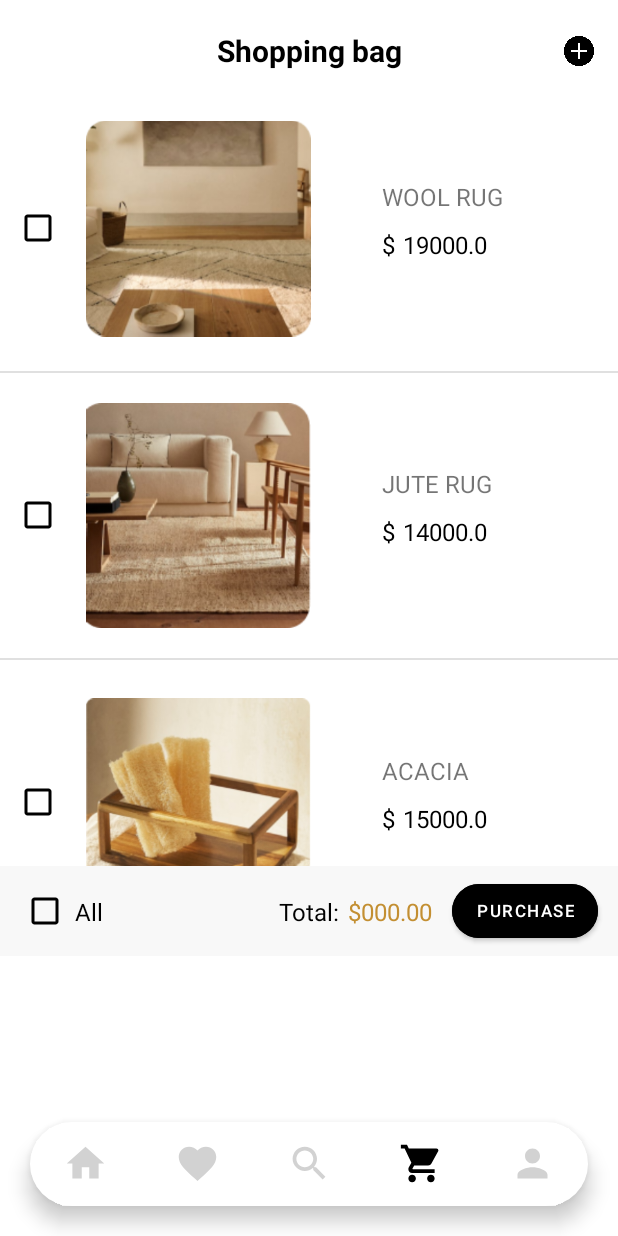
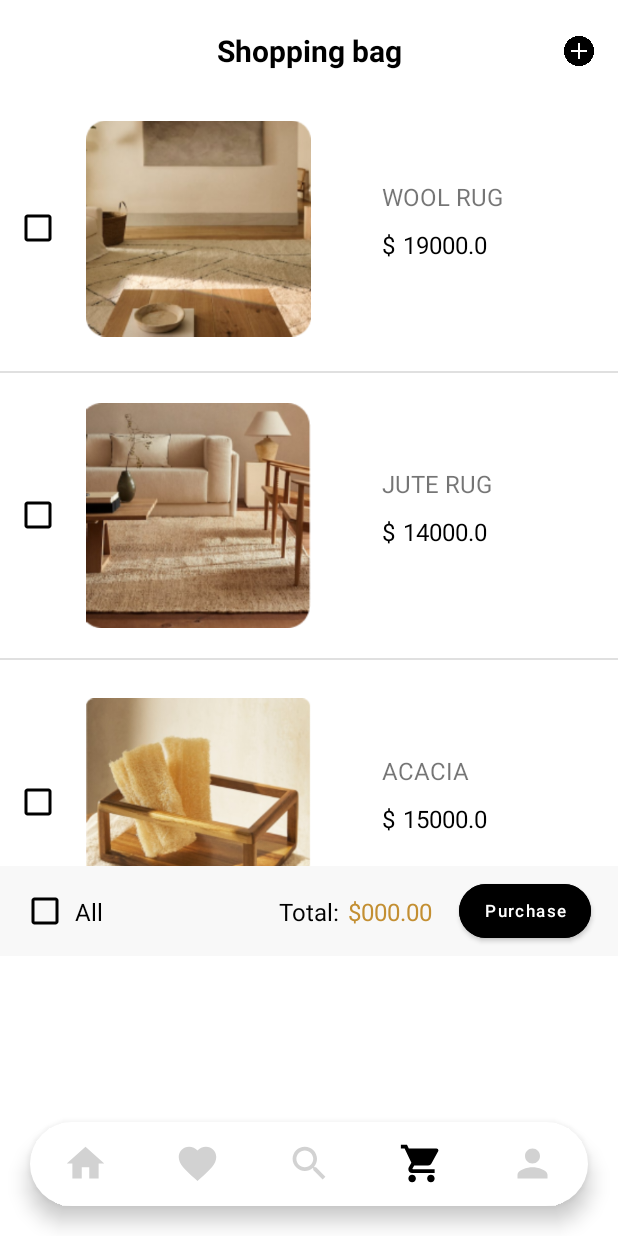
Before and after one commit to trtph/DoAnWoody, an Android app: the screen it shows after launch (MainActivity), item 4 of the bottom bar chosen, on a phone screen of 412 x 824 dp. Run offline under Robolectric (Android 15) with nearby library versions, the phone set to English and light mode, and no system bars.

Commit message:
change button

```diff
--- a/app/src/main/res/layout/fragment_shopping_cart.xml
+++ b/app/src/main/res/layout/fragment_shopping_cart.xml
@@ -98,6 +98,7 @@
             android:layout_height="wrap_content"
             android:backgroundTint="@color/black"
             android:text="Purchase"
+            android:textAllCaps="false"
             android:textColor="@color/white"
             app:cornerRadius="20dp"
             android:textSize="11sp"
```
